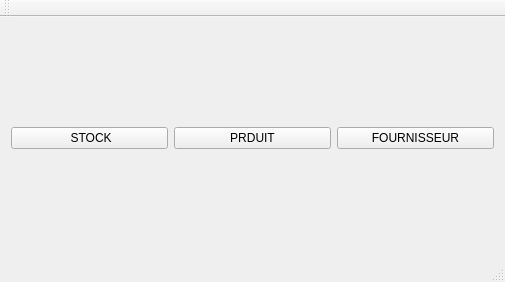
Before: the Qt Designer form mainwindow.ui in tahasa3ada/QTprojet, drawn with Qt 5.
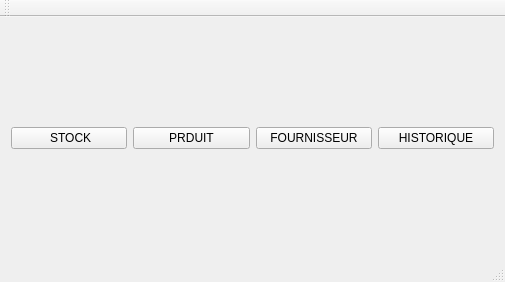
After: the same form once the commit is applied.

Patch:
```diff
--- a/mainwindow.ui
+++ b/mainwindow.ui
@@ -38,6 +38,13 @@
         </property>
        </widget>
       </item>
+      <item>
+       <widget class="QPushButton" name="pushButton_4">
+        <property name="text">
+         <string>HISTORIQUE</string>
+        </property>
+       </widget>
+      </item>
      </layout>
     </item>
    </layout>
```
